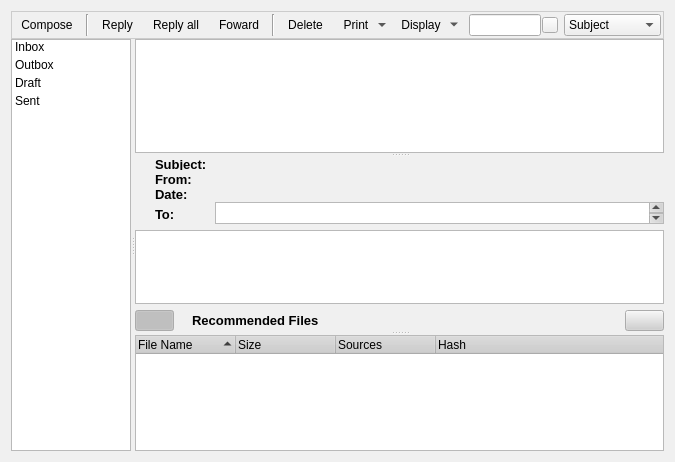
Before: the Qt Designer form retroshare-gui/src/gui/MessagesDialog.ui in RetroShare/RetroShare, drawn with Qt 5.
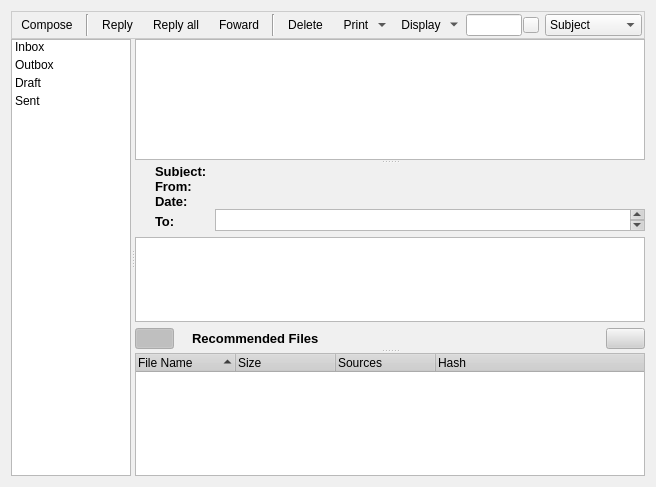
After: the same form once the commit is applied. Icons and pictures are not drawn.

Commit message: fixed frame header stretching

```diff
--- a/retroshare-gui/src/gui/MessagesDialog.ui
+++ b/retroshare-gui/src/gui/MessagesDialog.ui
@@ -6,8 +6,8 @@
    <rect>
     <x>0</x>
     <y>0</y>
-    <width>675</width>
-    <height>462</height>
+    <width>656</width>
+    <height>487</height>
    </rect>
   </property>
   <property name="sizePolicy">
@@ -511,12 +511,30 @@
    </property>
    <item row="0" column="0">
     <widget class="QFrame" name="frame">
+     <property name="sizePolicy">
+      <sizepolicy hsizetype="Preferred" vsizetype="Preferred">
+       <horstretch>0</horstretch>
+       <verstretch>0</verstretch>
+      </sizepolicy>
+     </property>
      <property name="minimumSize">
       <size>
        <width>0</width>
        <height>0</height>
       </size>
      </property>
+     <property name="maximumSize">
+      <size>
+       <width>16777215</width>
+       <height>36</height>
+      </size>
+     </property>
+     <property name="baseSize">
+      <size>
+       <width>0</width>
+       <height>68</height>
+      </size>
+     </property>
      <property name="styleSheet">
       <string notr="true">QFrame#frame{ 
 background-color: qlineargradient(x1:0, y1:0, x2:0, y2:1,
@@ -1032,6 +1050,113 @@
        </widget>
        <widget class="QWidget" name="layoutWidget">
         <layout class="QGridLayout" name="gridLayout_2">
+         <item row="1" column="0">
+          <widget class="QTextBrowser" name="msgText">
+           <property name="sizePolicy">
+            <sizepolicy hsizetype="Expanding" vsizetype="Expanding">
+             <horstretch>0</horstretch>
+             <verstretch>0</verstretch>
+            </sizepolicy>
+           </property>
+           <property name="openExternalLinks">
+            <bool>true</bool>
+           </property>
+          </widget>
+         </item>
+         <item row="2" column="0">
+          <layout class="QHBoxLayout">
+           <item>
+            <layout class="QGridLayout">
+             <property name="margin">
+              <number>0</number>
+             </property>
+             <property name="spacing">
+              <number>6</number>
+             </property>
+             <item row="0" column="1">
+              <widget class="QLabel" name="label_6">
+               <property name="text">
+                <string/>
+               </property>
+               <property name="pixmap">
+                <pixmap resource="images.qrc">:/images/attachment.png</pixmap>
+               </property>
+              </widget>
+             </item>
+             <item row="0" column="2">
+              <widget class="QLabel" name="label_2">
+               <property name="text">
+                <string>&lt;html&gt;&lt;head&gt;&lt;meta name=&quot;qrichtext&quot; content=&quot;1&quot; /&gt;&lt;style type=&quot;text/css&quot;&gt;
+p, li { white-space: pre-wrap; }
+&lt;/style&gt;&lt;/head&gt;&lt;body style=&quot; font-family:'Arial'; font-size:8pt; font-weight:400; font-style:normal; text-decoration:none;&quot;&gt;
+&lt;p style=&quot; margin-top:0px; margin-bottom:0px; margin-left:0px; margin-right:0px; -qt-block-indent:0; text-indent:0px;&quot;&gt;&lt;span style=&quot; font-size:10pt; font-weight:600;&quot;&gt;Recommended Files&lt;/span&gt;&lt;/p&gt;&lt;/body&gt;&lt;/html&gt;</string>
+               </property>
+              </widget>
+             </item>
+             <item row="0" column="3">
+              <widget class="QLabel" name="filesText">
+               <property name="font">
+                <font>
+                 <pointsize>10</pointsize>
+                 <italic>true</italic>
+                </font>
+               </property>
+               <property name="text">
+                <string/>
+               </property>
+              </widget>
+             </item>
+             <item row="0" column="0">
+              <widget class="QPushButton" name="expandFilesButton">
+               <property name="text">
+                <string/>
+               </property>
+               <property name="icon">
+                <iconset resource="images.qrc">
+                 <normaloff>:/images/edit_remove24.png</normaloff>:/images/edit_remove24.png</iconset>
+               </property>
+               <property name="checkable">
+                <bool>true</bool>
+               </property>
+               <property name="checked">
+                <bool>true</bool>
+               </property>
+              </widget>
+             </item>
+            </layout>
+           </item>
+           <item>
+            <spacer>
+             <property name="orientation">
+              <enum>Qt::Horizontal</enum>
+             </property>
+             <property name="sizeHint" stdset="0">
+              <size>
+               <width>351</width>
+               <height>20</height>
+              </size>
+             </property>
+            </spacer>
+           </item>
+           <item>
+            <widget class="QPushButton" name="downloadButton">
+             <property name="toolTip">
+              <string>&lt;html&gt;&lt;head&gt;&lt;meta name=&quot;qrichtext&quot; content=&quot;1&quot; /&gt;&lt;style type=&quot;text/css&quot;&gt;
+p, li { white-space: pre-wrap; }
+&lt;/style&gt;&lt;/head&gt;&lt;body style=&quot; font-family:'Arial'; font-size:8pt; font-weight:400; font-style:normal;&quot;&gt;
+&lt;p style=&quot; margin-top:0px; margin-bottom:0px; margin-left:0px; margin-right:0px; -qt-block-indent:0; text-indent:0px;&quot;&gt;Download all Recommended Files&lt;/p&gt;&lt;/body&gt;&lt;/html&gt;</string>
+             </property>
+             <property name="text">
+              <string/>
+             </property>
+             <property name="icon">
+              <iconset resource="images.qrc">
+               <normaloff>:/images/down.png</normaloff>:/images/down.png</iconset>
+             </property>
+            </widget>
+           </item>
+          </layout>
+         </item>
          <item row="0" column="0">
           <layout class="QHBoxLayout">
            <property name="spacing">
@@ -1314,113 +1439,6 @@
            </item>
           </layout>
          </item>
-         <item row="1" column="0">
-          <widget class="QTextBrowser" name="msgText">
-           <property name="sizePolicy">
-            <sizepolicy hsizetype="Expanding" vsizetype="Expanding">
-             <horstretch>0</horstretch>
-             <verstretch>10</verstretch>
-            </sizepolicy>
-           </property>
-           <property name="openExternalLinks">
-            <bool>true</bool>
-           </property>
-          </widget>
-         </item>
-         <item row="2" column="0">
-          <layout class="QHBoxLayout">
-           <item>
-            <layout class="QGridLayout">
-             <property name="margin">
-              <number>0</number>
-             </property>
-             <property name="spacing">
-              <number>6</number>
-             </property>
-             <item row="0" column="1">
-              <widget class="QLabel" name="label_6">
-               <property name="text">
-                <string/>
-               </property>
-               <property name="pixmap">
-                <pixmap resource="images.qrc">:/images/attachment.png</pixmap>
-               </property>
-              </widget>
-             </item>
-             <item row="0" column="2">
-              <widget class="QLabel" name="label_2">
-               <property name="text">
-                <string>&lt;html&gt;&lt;head&gt;&lt;meta name=&quot;qrichtext&quot; content=&quot;1&quot; /&gt;&lt;style type=&quot;text/css&quot;&gt;
-p, li { white-space: pre-wrap; }
-&lt;/style&gt;&lt;/head&gt;&lt;body style=&quot; font-family:'Arial'; font-size:8pt; font-weight:400; font-style:normal; text-decoration:none;&quot;&gt;
-&lt;p style=&quot; margin-top:0px; margin-bottom:0px; margin-left:0px; margin-right:0px; -qt-block-indent:0; text-indent:0px;&quot;&gt;&lt;span style=&quot; font-size:10pt; font-weight:600;&quot;&gt;Recommended Files&lt;/span&gt;&lt;/p&gt;&lt;/body&gt;&lt;/html&gt;</string>
-               </property>
-              </widget>
-             </item>
-             <item row="0" column="3">
-              <widget class="QLabel" name="filesText">
-               <property name="font">
-                <font>
-                 <pointsize>10</pointsize>
-                 <italic>true</italic>
-                </font>
-               </property>
-               <property name="text">
-                <string/>
-               </property>
-              </widget>
-             </item>
-             <item row="0" column="0">
-              <widget class="QPushButton" name="expandFilesButton">
-               <property name="text">
-                <string/>
-               </property>
-               <property name="icon">
-                <iconset resource="images.qrc">
-                 <normaloff>:/images/edit_remove24.png</normaloff>:/images/edit_remove24.png</iconset>
-               </property>
-               <property name="checkable">
-                <bool>true</bool>
-               </property>
-               <property name="checked">
-                <bool>true</bool>
-               </property>
-              </widget>
-             </item>
-            </layout>
-           </item>
-           <item>
-            <spacer>
-             <property name="orientation">
-              <enum>Qt::Horizontal</enum>
-             </property>
-             <property name="sizeHint" stdset="0">
-              <size>
-               <width>351</width>
-               <height>20</height>
-              </size>
-             </property>
-            </spacer>
-           </item>
-           <item>
-            <widget class="QPushButton" name="downloadButton">
-             <property name="toolTip">
-              <string>&lt;html&gt;&lt;head&gt;&lt;meta name=&quot;qrichtext&quot; content=&quot;1&quot; /&gt;&lt;style type=&quot;text/css&quot;&gt;
-p, li { white-space: pre-wrap; }
-&lt;/style&gt;&lt;/head&gt;&lt;body style=&quot; font-family:'Arial'; font-size:8pt; font-weight:400; font-style:normal;&quot;&gt;
-&lt;p style=&quot; margin-top:0px; margin-bottom:0px; margin-left:0px; margin-right:0px; -qt-block-indent:0; text-indent:0px;&quot;&gt;Download all Recommended Files&lt;/p&gt;&lt;/body&gt;&lt;/html&gt;</string>
-             </property>
-             <property name="text">
-              <string/>
-             </property>
-             <property name="icon">
-              <iconset resource="images.qrc">
-               <normaloff>:/images/down.png</normaloff>:/images/down.png</iconset>
-             </property>
-            </widget>
-           </item>
-          </layout>
-         </item>
         </layout>
        </widget>
       </widget>
```
The commit also changes 1 other file.
